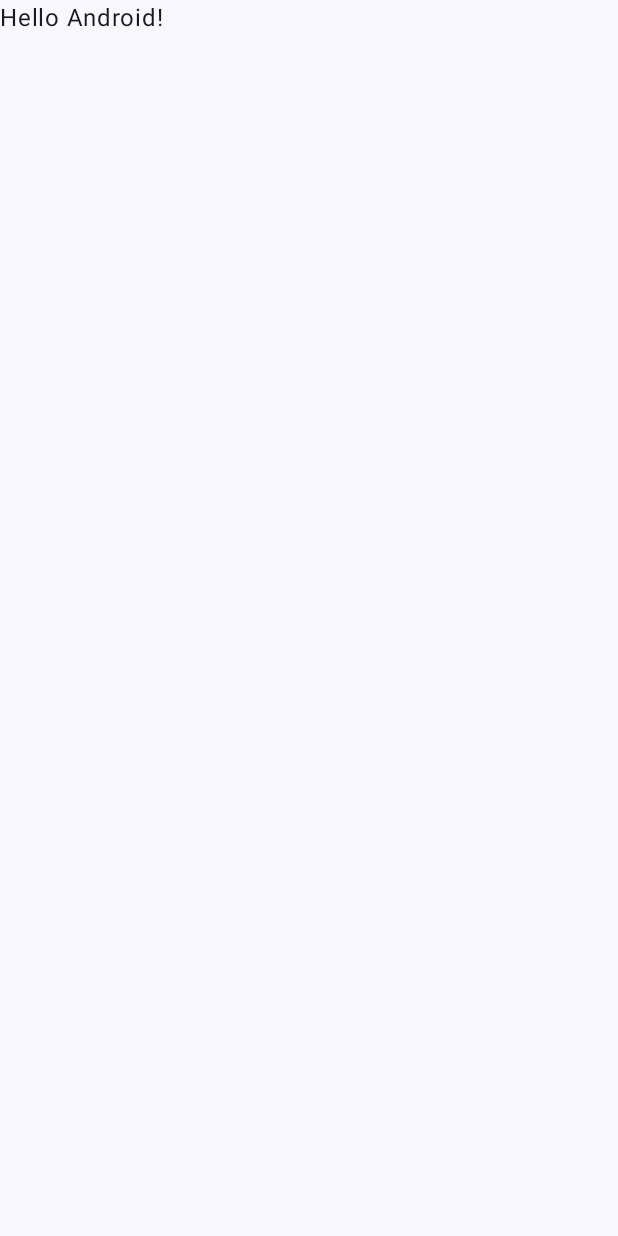
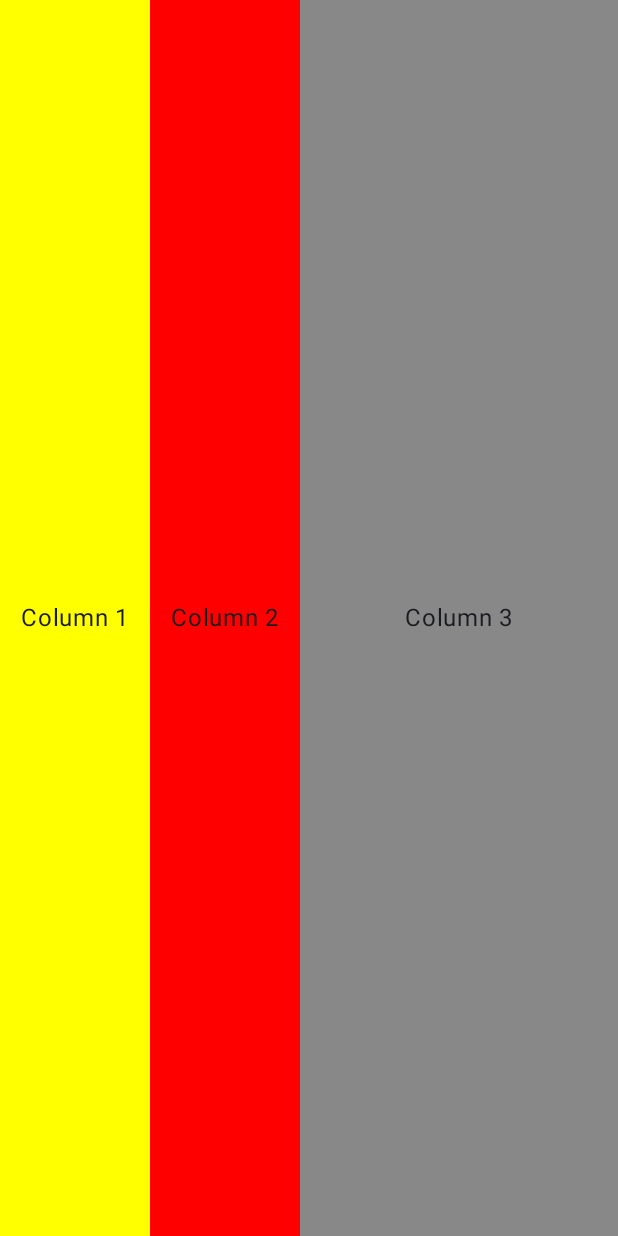
Before and after one commit to sirajkc1/SmartTravelPlanningAssistant, an Android app built with Jetpack Compose: the screen it shows after launch (MainActivity), on a phone screen of 412 x 824 dp. Before the commit the screen is almost empty. Run offline under Robolectric (Android 15) with nearby library versions, the phone set to English and light mode, and no system bars.

Commit message:
2nd Commit

```diff
--- a/app/src/main/java/com/siraj/smarttravelplanningassistant/MainActivity.kt
+++ b/app/src/main/java/com/siraj/smarttravelplanningassistant/MainActivity.kt
@@ -4,12 +4,22 @@ import android.os.Bundle
 import androidx.activity.ComponentActivity
 import androidx.activity.compose.setContent
 import androidx.activity.enableEdgeToEdge
+import androidx.compose.foundation.background
+import androidx.compose.foundation.layout.Arrangement
+import androidx.compose.foundation.layout.Column
+import androidx.compose.foundation.layout.Row
+import androidx.compose.foundation.layout.fillMaxHeight
 import androidx.compose.foundation.layout.fillMaxSize
+import androidx.compose.foundation.layout.fillMaxWidth
 import androidx.compose.foundation.layout.padding
+import androidx.compose.foundation.layout.width
 import androidx.compose.material3.Scaffold
 import androidx.compose.material3.Text
+import androidx.compose.ui.unit.dp
 import androidx.compose.runtime.Composable
+import androidx.compose.ui.Alignment
 import androidx.compose.ui.Modifier
+import androidx.compose.ui.graphics.Color
 import androidx.compose.ui.tooling.preview.Preview
 import com.siraj.smarttravelplanningassistant.ui.theme.SmartTravelPlanningAssistantTheme
 
@@ -20,7 +30,7 @@ class MainActivity : ComponentActivity() {
         setContent {
             SmartTravelPlanningAssistantTheme {
                 Scaffold(modifier = Modifier.fillMaxSize()) { innerPadding ->
-                    Greeting(
+                    TestLayout(
                         name = "Android",
                         modifier = Modifier.padding(innerPadding)
                     )
@@ -31,17 +41,35 @@ class MainActivity : ComponentActivity() {
 }
 
 @Composable
-fun Greeting(name: String, modifier: Modifier = Modifier) {
-    Text(
-        text = "Hello $name!",
-        modifier = modifier
-    )
+fun TestLayout(name: String, modifier: Modifier = Modifier) {
+    Row(
+        modifier = Modifier.fillMaxSize()
+    ) {
+        Column(modifier = Modifier.fillMaxHeight().width(100.dp).background(Color.Yellow),
+            verticalArrangement = Arrangement.Center,
+            horizontalAlignment = Alignment.CenterHorizontally) {
+            Text(text = "Column 1")
+        }
+        Column(modifier = Modifier.fillMaxHeight().width(100.dp).background(Color.Red),
+            verticalArrangement = Arrangement.Center,
+            horizontalAlignment = Alignment.CenterHorizontally) {
+            Text(text = "Column 2")
+        }
+        Column(
+            modifier = Modifier.fillMaxHeight().fillMaxWidth().background(Color.Gray),
+            verticalArrangement = Arrangement.Center,
+            horizontalAlignment = Alignment.CenterHorizontally
+        ){
+            Text(text = "Column 3")
+        }
+    }
 }
+
 
 @Preview(showBackground = true)
 @Composable
-fun GreetingPreview() {
+fun TestLayout() {
     SmartTravelPlanningAssistantTheme {
-        Greeting("Android")
+        TestLayout("Android")
     }
 }
```
